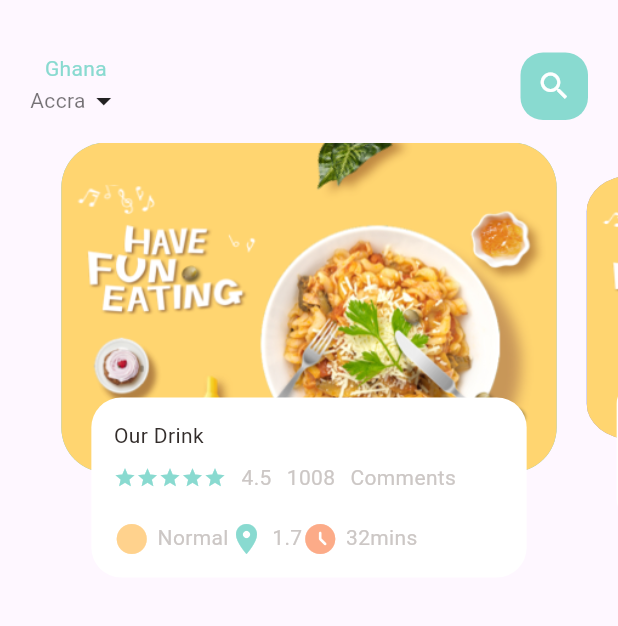
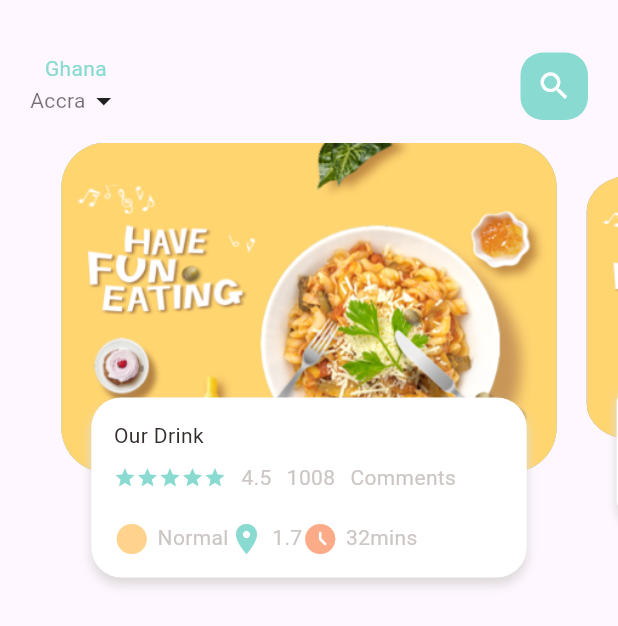
Before and after one commit to EmmanuelOyiti/mobile_app, a Flutter app: the screen it shows after launch, on a phone screen of 412 x 824 dp. Shown: the top 626 px of the screen. Run offline on Flutter 3.47's test engine with Material 3 defaults, Android fonts, the phone set to English and light mode, and no system bars.

Commit message:
Shadwo updated

```diff
--- a/lib/drinks_app_body.dart
+++ b/lib/drinks_app_body.dart
@@ -94,8 +94,8 @@ class _DrinksPageBodyState extends State<DrinksPageBody> {
                   color: Colors.white,
                   boxShadow: [
                     BoxShadow(
-                      color: Color(0xFFe8e8),
-                      // blurRadius: 5.0,
+                      color:Color.fromARGB(255, 221, 218, 218),
+                      blurRadius: 5.0,
                       offset: Offset(0, 5),
                     )
                   ]
```
